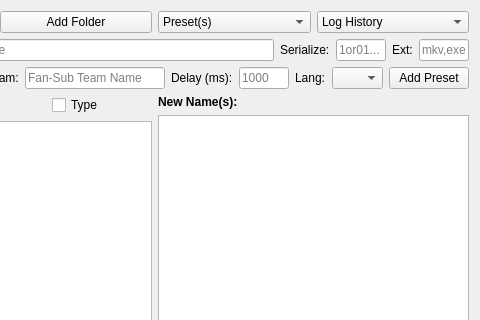
First picture: the form in UI/maingui.ui, repository Me-TheKing/Sub-Renamer, before the edit; both pictures show x 170 to 650 and y 0 to 320 of the 650 by 690 pixel window.
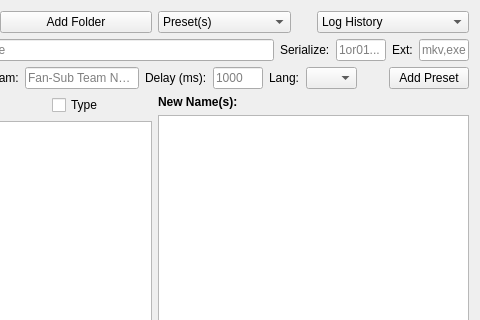
Second picture: the form after the edit.

Commit message: added two btn (x_btn, erase_btn) to the gui.

Diff of the .ui file:
```diff
--- a/UI/maingui.ui
+++ b/UI/maingui.ui
@@ -31,16 +31,42 @@
       </widget>
      </item>
      <item>
-      <widget class="QComboBox" name="preset_cobox">
-       <property name="maxVisibleItems">
-        <number>11</number>
+      <layout class="QHBoxLayout" name="horizontalLayout_4">
+       <property name="spacing">
+        <number>0</number>
        </property>
        <item>
-        <property name="text">
-         <string>Preset(s)</string>
-        </property>
+        <widget class="QComboBox" name="preset_cobox">
+         <property name="maxVisibleItems">
+          <number>11</number>
+         </property>
+         <item>
+          <property name="text">
+           <string>Preset(s)</string>
+          </property>
+         </item>
+        </widget>
        </item>
-      </widget>
+       <item>
+        <widget class="QPushButton" name="x_btn">
+         <property name="maximumSize">
+          <size>
+           <width>20</width>
+           <height>20</height>
+          </size>
+         </property>
+         <property name="toolTip">
+          <string>Delete the seleceted preset.</string>
+         </property>
+         <property name="text">
+          <string/>
+         </property>
+         <property name="flat">
+          <bool>true</bool>
+         </property>
+        </widget>
+       </item>
+      </layout>
      </item>
      <item>
       <widget class="QComboBox" name="log_cobox">
@@ -180,9 +206,6 @@
          <height>16777215</height>
         </size>
        </property>
-       <property name="text">
-        <string/>
-       </property>
        <property name="maxLength">
         <number>8</number>
        </property>
@@ -222,6 +245,25 @@
        </item>
       </widget>
      </item>
+     <item>
+      <widget class="QPushButton" name="erase_btn">
+       <property name="maximumSize">
+        <size>
+         <width>20</width>
+         <height>20</height>
+        </size>
+       </property>
+       <property name="toolTip">
+        <string>Delete the seleceted preset.</string>
+       </property>
+       <property name="text">
+        <string/>
+       </property>
+       <property name="flat">
+        <bool>true</bool>
+       </property>
+      </widget>
+     </item>
      <item>
       <widget class="QPushButton" name="addpreset_btn">
        <property name="text">
```
Left out of the diff: 32 changed lines with no effect on the pictures. The commit also changes 1 other file.
